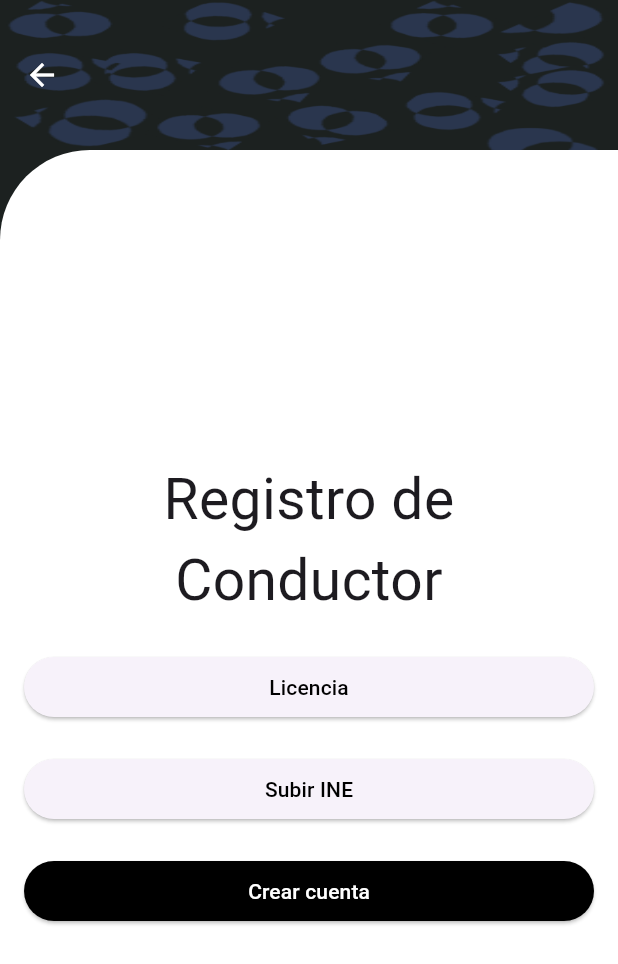
After one commit to MIGU3TR0N/uber_medico, a Flutter app: the ConductorDataScreen screen opened by its route, after a tap on "Licencia", on a phone screen of 412 x 824 dp. The commit adds this screen. Shown: the top 964 px of the screen. Run offline on Flutter 3.47's test engine with Material 3 defaults, Android fonts, the phone set to English and light mode, and no system bars; our stand-ins replace file_picker, simple_icons.

Commit message:
Interfaz_conductor_v2

```diff
--- a/lib/main.dart
+++ b/lib/main.dart
@@ -1,4 +1,5 @@
 import 'package:flutter/material.dart';
+import 'package:uber_medico/screens/conductor_data_screen.dart';
 import 'package:uber_medico/screens/doctor_data_screen.dart';
 import 'package:uber_medico/screens/home_screen.dart';
 import 'package:uber_medico/screens/login_screen.dart';
@@ -20,6 +21,7 @@ class MyApp extends StatelessWidget {
       routes: {
         "/register": (context) => const RegisterScreen(),
         "/docDetails": (context) => const DoctorDataScreen(),
+        "/conDetails": (context) => ConductorDataScreen(),
       },
     );
   }
--- /dev/null
+++ b/lib/screens/conductor_data_screen.dart
@@ -0,0 +1,138 @@
+import 'package:file_picker/file_picker.dart';
+import 'package:flutter/material.dart';
+
+class ConductorDataScreen extends StatefulWidget {
+  const ConductorDataScreen({super.key});
+
+  @override
+  State<ConductorDataScreen> createState() => _ConductorDataScreenState();
+}
+
+class _ConductorDataScreenState extends State<ConductorDataScreen> {
+  final _formKey = GlobalKey<FormState>();
+
+  // Controllers for the text fields
+  final _especialidadController = TextEditingController();
+  final _startHourController = TextEditingController();
+  final _finalHourController = TextEditingController();
+  final _daysController = TextEditingController();
+  String? selectedFile;
+  String? selectedFileINE;
+  @override
+  Widget build(BuildContext context) {
+    return Scaffold(
+      backgroundColor: const Color(0xFF1c2120),
+      appBar: AppBar(
+        iconTheme: const IconThemeData(color: Colors.white),
+        //backgroundColor: Colors.black,
+        flexibleSpace: Container(
+          decoration: const BoxDecoration(
+            image: DecorationImage(
+              fit: BoxFit.fill,
+              image: AssetImage(
+                'assets/fondo.png',
+              ),
+            ),
+          ),
+        ),
+        actions: [
+          // right here the selected box
+          Container(
+            color: const Color.fromARGB(185, 255, 255, 255),
+          ),
+        ],
+        toolbarHeight: 100,
+      ),
+      body: Container(
+        decoration: const BoxDecoration(
+            color: Colors.white,
+            borderRadius: BorderRadius.only(topLeft: Radius.circular(60))),
+        child: SafeArea(
+          child: Padding(
+            padding: const EdgeInsets.all(16.0),
+            child: Form(
+              key: _formKey,
+              child: Column(
+                mainAxisAlignment: MainAxisAlignment.center,
+                crossAxisAlignment: CrossAxisAlignment.stretch,
+                children: [
+                  // Car Icon (Use a suitable asset)
+                  const Text(
+                    'Registro de Conductor',
+                    textAlign: TextAlign.center,
+                    style: TextStyle(
+                      fontSize: 38,
+                    ),
+                  ), // Replace with your image
+
+                  const SizedBox(height: 20),
+
+                  ElevatedButton(
+                    onPressed: () async {
+                      await _pickFile();
+                    },
+                    child: const Text('Licencia',
+                        style: TextStyle(color: Colors.black)),
+                  ),
+                  const SizedBox(height: 20),
+                  ElevatedButton(
+                    onPressed: () async {
+                      await _pickFileINE();
+                    },
+                    child: const Text('Subir INE',
+                        style: TextStyle(color: Colors.black)),
+                  ),
+                  const SizedBox(height: 20),
+
+                  ElevatedButton(
+                    style: ElevatedButton.styleFrom(
+                      backgroundColor: Colors.black,
+                    ),
+                    onPressed: () {
+                      if (_formKey.currentState!.validate()) {
+                        // Perform login logic here
+                        print('Login successful!');
+                      }
+                    },
+                    child: const Text(
+                      'Crear cuenta',
+                      style: TextStyle(color: Colors.white),
+                    ),
+                  ),
+                ],
+              ),
+            ),
+          ),
+        ),
+      ),
+    );
+  }
+
+  Future<void> _pickFile() async {
+    FilePickerResult? result = await FilePicker.platform.pickFiles(
+      type: FileType.custom,
+      allowedExtensions: ['pdf'],
+    );
+
+    if (result != null) {
+      setState(() {
+        selectedFile =
+            result.files.single.path; // Store the path of the selected file
+      });
+    }
+  }
+
+  Future<void> _pickFileINE() async {
+    FilePickerResult? result = await FilePicker.platform.pickFiles(
+      type: FileType.custom,
+      allowedExtensions: ['pdf'],
+    );
+
+    if (result != null) {
+      setState(() {
+        selectedFileINE =
+            result.files.single.path; // Store the path of the selected file
+      });
+    }
+  }
+}
--- a/lib/screens/register_screen.dart
+++ b/lib/screens/register_screen.dart
@@ -18,7 +18,7 @@ class _RegisterScreenState extends State<RegisterScreen> {
   final _apellidoMController = TextEditingController();
   final _domicilioController = TextEditingController();
   final _telefonoController = TextEditingController();
-  String? selectedRole;
+  String? selectedRole = "Paciente";
   int opcion = 0;
   final List<String> roles = ['Paciente', 'Conductor', 'Medico'];
   @override
@@ -214,6 +214,9 @@ class _RegisterScreenState extends State<RegisterScreen> {
                       ),
                       onPressed: () {
                         if (_formKey.currentState!.validate()) {
+                          if (opcion == 1) {
+                            Navigator.pushNamed(context, "/conDetails");
+                          }
                           if (opcion == 2) {
                             Navigator.pushNamed(context, "/docDetails");
                           }
```
Also changed, not shown: lib/screens/conductor_screen.dart (deleted).
